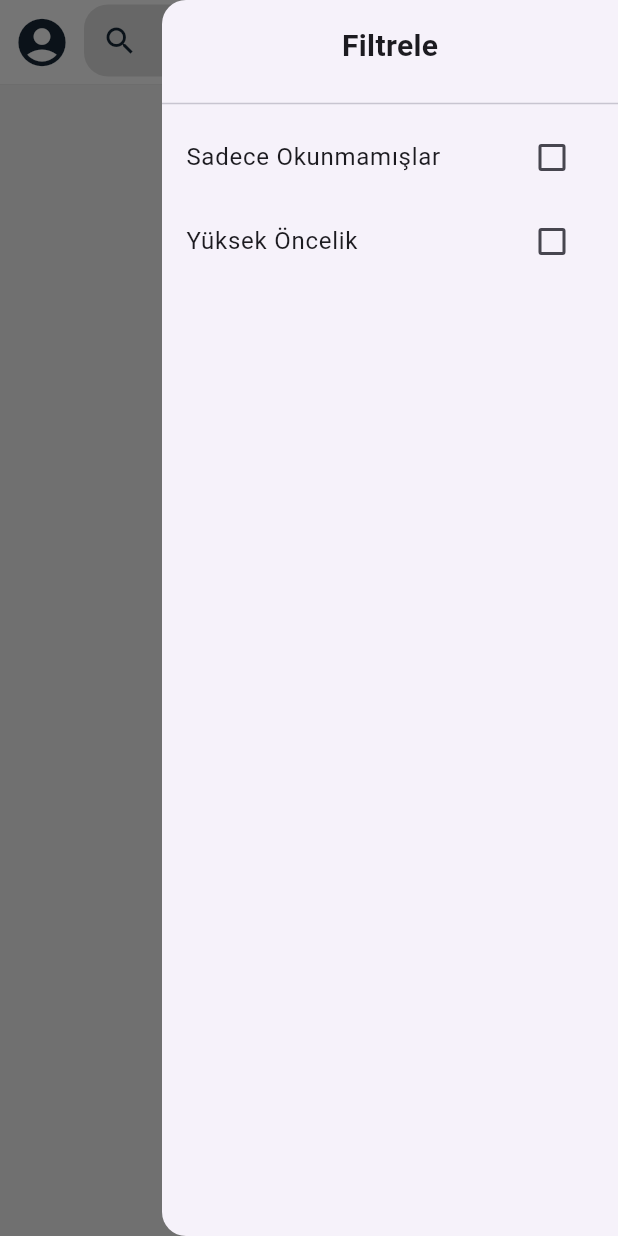
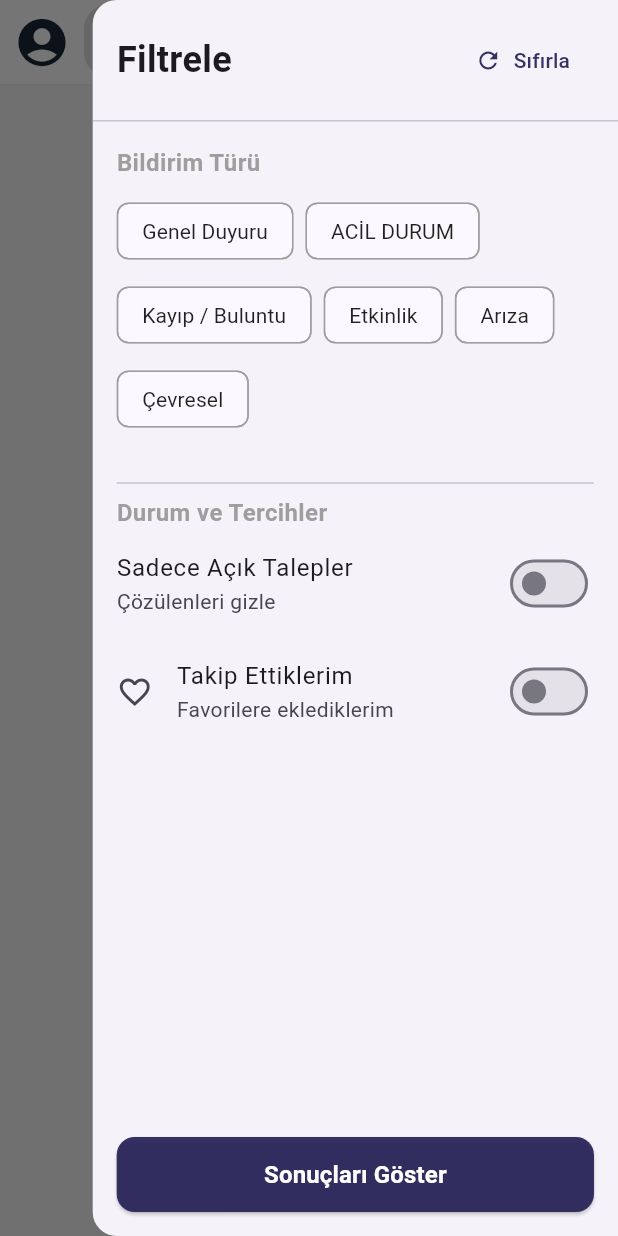
Before and after one commit to EEnsarA/Kampus-Bildirim-App, a Flutter app: the HomePage screen opened by its route, with the side drawer open, on a phone screen of 412 x 824 dp. Run offline on Flutter 3.47's test engine with Material 3 defaults, Android fonts, the light colour scheme and no system bars; our stand-ins replace cloud_firestore, firebase_auth, firebase_core, firebase_messaging, firebase_storage, flutter_riverpod and 5 more; accounts and stored records are empty; generated files the repository leaves out were written again; network calls fail.

Commit message:
filter update

```diff
--- a/lib/components/custom_toast.dart
+++ b/lib/components/custom_toast.dart
@@ -13,9 +13,7 @@ void showCustomToast(
   overlayEntry = OverlayEntry(
     builder:
         (context) => Positioned(
-          top:
-              MediaQuery.of(context).padding.top +
-              10, // MediaQuery ekranın yukarısından 10px aşağıda
+          top: MediaQuery.of(context).padding.top + 60,
           left: 20,
           right: 20,
           child: Material(
--- /dev/null
+++ b/lib/components/notification_filter_drawer.dart
@@ -0,0 +1,261 @@
+import 'package:flutter/material.dart';
+import 'package:kampus_bildirim/models/app_user.dart';
+import 'package:kampus_bildirim/models/app_notification.dart';
+
+class NotificationFilterDrawer extends StatefulWidget {
+  final AppUser user;
+
+  // Başlangıç değerlerini dışarıdan alıyoruz ki seçili olanlar kalsın
+  final List<NotificationType> initialSelectedTypes;
+  final bool initialOnlyOpen;
+  final bool initialOnlyFollowed;
+  final bool initialOnlyMyDepartment;
+
+  // Filtreler uygulandığında bu fonksiyon çalışacak ve verileri Home'a geri yollayacak
+  final Function(
+    List<NotificationType> selectedTypes,
+    bool onlyOpen,
+    bool onlyFollowed,
+    bool onlyMyDepartment,
+  )
+  onApply;
+
+  const NotificationFilterDrawer({
+    super.key,
+    required this.user,
+    required this.initialSelectedTypes,
+    required this.initialOnlyOpen,
+    required this.initialOnlyFollowed,
+    required this.initialOnlyMyDepartment,
+    required this.onApply,
+  });
+
+  @override
+  State<NotificationFilterDrawer> createState() =>
+      _NotificationFilterDrawerState();
+}
+
+class _NotificationFilterDrawerState extends State<NotificationFilterDrawer> {
+  // Local state (Sadece drawer açıkken geçerli olan geçici durum)
+  late List<NotificationType> _selectedTypes;
+  late bool _onlyOpen;
+  late bool _onlyFollowed;
+  late bool _onlyMyDepartment;
+
+  @override
+  void initState() {
+    super.initState();
+    // Başlangıç değerlerini alıp yerel değişkenlere atıyoruz
+    _selectedTypes = List.from(widget.initialSelectedTypes);
+    _onlyOpen = widget.initialOnlyOpen;
+    _onlyFollowed = widget.initialOnlyFollowed;
+    _onlyMyDepartment = widget.initialOnlyMyDepartment;
+  }
+
+  // --- YARDIMCI FONKSİYONLAR (Buraya taşıdık) ---
+  String _getLabelForType(NotificationType type) {
+    switch (type) {
+      case NotificationType.emergency:
+        return "ACİL DURUM";
+      case NotificationType.lostFound:
+        return "Kayıp / Buluntu";
+      case NotificationType.event:
+        return "Etkinlik";
+      case NotificationType.general:
+        return "Genel Duyuru";
+      case NotificationType.failure:
+        return "Arıza";
+      case NotificationType.environment:
+        return "Çevresel";
+    }
+  }
+
+  Color _getColorForType(NotificationType type) {
+    switch (type) {
+      case NotificationType.emergency:
+        return Colors.red;
+      case NotificationType.lostFound:
+        return Colors.blue;
+      case NotificationType.environment:
+        return Colors.green;
+      case NotificationType.general:
+        return Colors.grey.shade700;
+      case NotificationType.failure:
+        return Colors.orange;
+      case NotificationType.event:
+        return Colors.deepPurple;
+    }
+  }
+
+  @override
+  Widget build(BuildContext context) {
+    return Drawer(
+      width: MediaQuery.of(context).size.width * 0.85,
+      child: SafeArea(
+        child: Column(
+          children: [
+            // --- BAŞLIK ---
+            Padding(
+              padding: const EdgeInsets.all(16.0),
+              child: Row(
+                mainAxisAlignment: MainAxisAlignment.spaceBetween,
+                children: [
+                  const Text(
+                    "Filtrele",
+                    style: TextStyle(fontSize: 24, fontWeight: FontWeight.bold),
+                  ),
+                  TextButton.icon(
+                    onPressed: () {
+                      setState(() {
+                        _selectedTypes.clear();
+                        _onlyOpen = false;
+                        _onlyFollowed = false;
+                        _onlyMyDepartment = false;
+                      });
+                    },
+                    icon: const Icon(Icons.refresh, size: 18),
+                    label: const Text("Sıfırla"),
+                  ),
+                ],
+              ),
+            ),
+            const Divider(height: 1),
+
+            // --- İÇERİK ---
+            Expanded(
+              child: ListView(
+                padding: const EdgeInsets.all(16.0),
+                children: [
+                  const Text(
+                    "Bildirim Türü",
+                    style: TextStyle(
+                      fontSize: 16,
+                      fontWeight: FontWeight.w600,
+                      color: Colors.grey,
+                    ),
+                  ),
+                  const SizedBox(height: 10),
+                  Wrap(
+                    spacing: 8.0,
+                    runSpacing: 8.0,
+                    children:
+                        NotificationType.values.map((type) {
+                          final isSelected = _selectedTypes.contains(type);
+                          final label = _getLabelForType(type);
+                          final color = _getColorForType(type);
+
+                          return FilterChip(
+                            label: Text(label),
+                            selected: isSelected,
+                            showCheckmark: false,
+                            selectedColor: color.withValues(alpha: 0.2),
+                            checkmarkColor: color,
+                            labelStyle: TextStyle(
+                              color: isSelected ? color : Colors.black87,
+                              fontWeight:
+                                  isSelected
+                                      ? FontWeight.bold
+                                      : FontWeight.normal,
+                            ),
+                            side:
+                                isSelected
+                                    ? BorderSide(color: color)
+                                    : const BorderSide(color: Colors.grey),
+                            onSelected: (bool selected) {
+                              setState(() {
+                                if (selected) {
+                                  _selectedTypes.add(type);
+                                } else {
+                                  _selectedTypes.remove(type);
+                                }
+                              });
+                            },
+                          );
+                        }).toList(),
+                  ),
+
+                  const SizedBox(height: 24),
+                  const Divider(),
+
+                  const Text(
+                    "Durum ve Tercihler",
+                    style: TextStyle(
+                      fontSize: 16,
+                      fontWeight: FontWeight.w600,
+                      color: Colors.grey,
+                    ),
+                  ),
+                  SwitchListTile(
+                    contentPadding: EdgeInsets.zero,
+                    title: const Text("Sadece Açık Talepler"),
+                    subtitle: const Text("Çözülenleri gizle"),
+                    value: _onlyOpen,
+                    activeColor: Colors.green,
+                    onChanged: (val) => setState(() => _onlyOpen = val),
+                  ),
+                  SwitchListTile(
+                    contentPadding: EdgeInsets.zero,
+                    title: const Text("Takip Ettiklerim"),
+                    subtitle: const Text("Favorilere eklediklerim"),
+                    value: _onlyFollowed,
+                    activeColor: Colors.redAccent,
+                    secondary: Icon(
+                      _onlyFollowed ? Icons.favorite : Icons.favorite_border,
+                      color: _onlyFollowed ? Colors.red : null,
+                    ),
+                    onChanged: (val) => setState(() => _onlyFollowed = val),
+                  ),
+
+                  // Admin Kontrolü
+                  if (widget.user.role == 'admin') ...[
+                    const Divider(),
+                    SwitchListTile(
+                      contentPadding: EdgeInsets.zero,
+                      title: const Text("Kendi Birimim"),
+                      subtitle: Text("${widget.user.department} bildirimleri"),
+                      value: _onlyMyDepartment,
+                      onChanged:
+                          (val) => setState(() => _onlyMyDepartment = val),
+                    ),
+                  ],
+                ],
+              ),
+            ),
+
+            // --- UYGULA BUTONU ---
+            Padding(
+              padding: const EdgeInsets.all(16.0),
+              child: SizedBox(
+                width: double.infinity,
+                height: 50,
+                child: ElevatedButton(
+                  style: ElevatedButton.styleFrom(
+                    backgroundColor: Theme.of(context).primaryColor,
+                    foregroundColor: Colors.white,
+                    shape: RoundedRectangleBorder(
+                      borderRadius: BorderRadius.circular(12),
+                    ),
+                  ),
+                  onPressed: () {
+                    // Callback ile değerleri Home'a gönderiyoruz
+                    widget.onApply(
+                      _selectedTypes,
+                      _onlyOpen,
+                      _onlyFollowed,
+                      _onlyMyDepartment,
+                    );
+                    Navigator.pop(context); // Drawer'ı kapat
+                  },
+                  child: const Text(
+                    "Sonuçları Göster",
+                    style: TextStyle(fontSize: 16, fontWeight: FontWeight.bold),
+                  ),
+                ),
+              ),
+            ),
+          ],
+        ),
+      ),
+    );
+  }
+}
--- a/lib/pages/admin_panel_page.dart
+++ b/lib/pages/admin_panel_page.dart
@@ -145,10 +145,10 @@ class _AdminPanelPageState extends ConsumerState<AdminPanelPage> {
         'role': newRole,
       });
       if (!mounted) return;
-      showCustomToast(this.context, 'Kullanıcı rolü güncellendi');
+      showCustomToast(context, 'Kullanıcı rolü güncellendi');
     } catch (e) {
       if (!mounted) return;
-      showCustomToast(this.context, 'Hata: $e', isError: true);
+      showCustomToast(context, 'Hata: $e', isError: true);
     }
   }
 
@@ -629,12 +629,12 @@ class _AdminPanelPageState extends ConsumerState<AdminPanelPage> {
       );
       if (!mounted) return;
       showCustomToast(
-        this.context,
+        context,
         '${notification.title} bildirimi "${newStatus.name}" durumuna güncellendi.',
       );
     } catch (e) {
       if (!mounted) return;
-      showCustomToast(this.context, 'Hata: $e', isError: true);
+      showCustomToast(context, 'Hata: $e', isError: true);
     }
   }
 
@@ -705,11 +705,7 @@ class _AdminPanelPageState extends ConsumerState<AdminPanelPage> {
     // Form doğrulaması
     if (_emergencyTitleController.text.isEmpty ||
         _emergencyContentController.text.isEmpty) {
-      showCustomToast(
-        this.context,
-        'Başlık ve içeriği doldurunuz.',
-        isError: true,
-      );
+      showCustomToast(context, 'Başlık ve içeriği doldurunuz.', isError: true);
       return;
     }
 
@@ -734,10 +730,7 @@ class _AdminPanelPageState extends ConsumerState<AdminPanelPage> {
       });
 
       // Başarı mesajı göster
-      showCustomToast(
-        this.context,
-        'Acil duyuru tüm kullanıcılara yayınlandı!',
-      );
+      showCustomToast(context, 'Acil duyuru tüm kullanıcılara yayınlandı!');
 
       // Listeyi yenile
       ref.watch(notificationsProvider);
--- a/lib/pages/home_page.dart
+++ b/lib/pages/home_page.dart
@@ -1,7 +1,9 @@
 import 'package:flutter/material.dart';
 import 'package:flutter_riverpod/flutter_riverpod.dart';
 import 'package:go_router/go_router.dart';
+import 'package:kampus_bildirim/components/notification_filter_drawer.dart';
 import 'package:kampus_bildirim/components/notification_status_badge.dart';
+import 'package:kampus_bildirim/models/app_notification.dart';
 import 'package:kampus_bildirim/models/app_user.dart';
 import 'package:kampus_bildirim/providers/notification_provider.dart';
 import 'package:kampus_bildirim/providers/user_provider.dart';
@@ -16,6 +18,10 @@ class HomePage extends ConsumerStatefulWidget {
 
 class _HomePageState extends ConsumerState<HomePage> {
   String _searchQuery = '';
+  List<NotificationType> _selectedTypes = [];
+  bool _onlyOpen = false;
+  bool _onlyFollowed = false;
+  bool _onlyMyDepartment = false;
 
   @override
   Widget build(BuildContext context) {
@@ -38,35 +44,28 @@ class _HomePageState extends ConsumerState<HomePage> {
           );
         }
 
+        final followedNotificationsAsync = ref.watch(
+          followedNotificationsProvider(user.uid),
+        );
+
+        final Set<String> followedIds =
+            followedNotificationsAsync.value?.map((e) => e.id).toSet() ?? {};
+
         return Scaffold(
-          endDrawer: Drawer(
-            child: SafeArea(
-              child: Column(
-                children: [
-                  const Padding(
-                    padding: EdgeInsets.all(16.0),
-                    child: Text(
-                      "Filtrele",
-                      style: TextStyle(
-                        fontSize: 20,
-                        fontWeight: FontWeight.bold,
-                      ),
-                    ),
-                  ),
-                  const Divider(),
-                  CheckboxListTile(
-                    value: false, // Burayı state ile yönetmelisin
-                    title: const Text("Sadece Okunmamışlar"),
-                    onChanged: (val) {},
-                  ),
-                  CheckboxListTile(
-                    value: false,
-                    title: const Text("Yüksek Öncelik"),
-                    onChanged: (val) {},
-                  ),
-                ],
-              ),
-            ),
+          endDrawer: NotificationFilterDrawer(
+            user: user,
+            initialSelectedTypes: _selectedTypes,
+            initialOnlyOpen: _onlyOpen,
+            initialOnlyFollowed: _onlyFollowed,
+            initialOnlyMyDepartment: _onlyMyDepartment,
+            onApply: (types, open, followed, department) {
+              setState(() {
+                _selectedTypes = types;
+                _onlyOpen = open;
+                _onlyFollowed = followed;
+                _onlyMyDepartment = department;
+              });
+            },
           ),
 
           floatingActionButton: FloatingActionButton(
@@ -209,16 +208,63 @@ class _HomePageState extends ConsumerState<HomePage> {
             data: (allNotifications) {
               final filteredList =
                   allNotifications.where((notification) {
-                    // Hem search bar inputu hem notificationdan gelen title ve content küçük harf yapılır ve bu şekilde filtrelenir
+                    // filtreler
                     final searchLower = _searchQuery.toLowerCase();
                     final titleLower = notification.title.toLowerCase();
                     final contentLower = notification.content.toLowerCase();
-                    return titleLower.contains(searchLower) ||
+                    final matchesSearch =
+                        titleLower.contains(searchLower) ||
                         contentLower.contains(searchLower);
+                    if (!matchesSearch) return false;
+
+                    // Tür Filtresi
+                    if (_selectedTypes.isNotEmpty) {
+                      if (!_selectedTypes.contains(notification.type)) {
+                        return false;
+                      }
+                    }
+
+                    // Durum Filtresi (Sadece Açık Olanlar)
+                    if (_onlyOpen) {
+                      if (notification.status == NotificationStatus.resolved) {
+                        return false;
+                      }
+                    }
+
+                    if (_onlyFollowed) {
+                      if (!followedIds.contains(notification.id)) {
+                        return false;
+                      }
+                    }
+
+                    // Departman Filtresi (Admin için)
+                    if (_onlyMyDepartment) {
+                      if (notification.department != user.department) {
+                        return false;
+                      }
+                    }
+
+                    return true;
                   }).toList();
 
               if (filteredList.isEmpty) {
-                return const Center(child: Text("Bildirim bulunamadı."));
+                return Center(
+                  child: Column(
+                    mainAxisAlignment: MainAxisAlignment.center,
+                    children: [
+                      Icon(
+                        Icons.filter_list_off,
+                        size: 64,
+                        color: Colors.grey.shade300,
+                      ),
+                      const SizedBox(height: 16),
+                      const Text(
+                        "Kriterlere uygun bildirim yok.",
+                        style: TextStyle(color: Colors.grey),
+                      ),
+                    ],
+                  ),
+                );
               }
 
               return ListView.builder(
--- a/lib/pages/notification_detail_page.dart
+++ b/lib/pages/notification_detail_page.dart
@@ -2,20 +2,15 @@ import 'package:flutter/material.dart';
 import 'package:flutter_riverpod/flutter_riverpod.dart';
 import 'package:go_router/go_router.dart';
 import 'package:google_maps_flutter/google_maps_flutter.dart';
-
-// Senin bileşenlerin
 import 'package:kampus_bildirim/components/notification_status_badge.dart';
 import 'package:kampus_bildirim/components/sender_info_card.dart';
-import 'package:kampus_bildirim/components/custom_toast.dart'; // Toast mesajı
-
-// Modeller ve Providerlar
+import 'package:kampus_bildirim/components/custom_toast.dart';
 import 'package:kampus_bildirim/models/app_notification.dart';
 import 'package:kampus_bildirim/providers/user_provider.dart';
 import 'package:kampus_bildirim/providers/notification_provider.dart';
 import 'package:kampus_bildirim/repository/notification_repository.dart';
 
 class NotificationDetailPage extends ConsumerStatefulWidget {
-  // Arkadaşının mantığı daha doğru: ID ile alıp taze veri çekeceğiz
   final String notificationId;
 
   const NotificationDetailPage({super.key, required this.notificationId});
@@ -27,9 +22,7 @@ class NotificationDetailPage extends ConsumerStatefulWidget {
 
 class _NotificationDetailPageState
     extends ConsumerState<NotificationDetailPage> {
-  bool _isFollowing = false; // Takip durumu için
-
-  /// --- YENİ EKLENEN TAKİP FONKSİYONU (Arkadaşından aldık) ---
+  bool _isFollowing = false;
   Future<void> _toggleFollowNotification(
     WidgetRef ref,
     AppNotification notification,
@@ -53,7 +46,7 @@ class _NotificationDetailPageState
         );
         setState(() => _isFollowing = true);
         if (!mounted) return;
-        showCustomToast(context, 'Bildirim takibe alındı ❤️');
+        showCustomToast(context, 'Bildirim takibe alındı  🚀');
       }
 
       // Listeyi yenile
@@ -237,7 +230,6 @@ class _NotificationDetailPageState
 
   @override
   Widget build(BuildContext context) {
-    // ID ile veriyi çekiyoruz (Arkadaşının yöntemi)
     final notificationAsync = ref.watch(
       notificationDetailProvider(widget.notificationId),
     );
@@ -256,7 +248,6 @@ class _NotificationDetailPageState
         foregroundColor: Colors.black,
       ),
 
-      // Veri yüklenirken veya hata varsa gösterilecekler
       body: notificationAsync.when(
         loading: () => const Center(child: CircularProgressIndicator()),
         error: (err, stack) => Center(child: Text('Hata: $err')),
@@ -265,16 +256,11 @@ class _NotificationDetailPageState
             return const Center(child: Text("Bildirim bulunamadı."));
           }
 
-          // Admin kontrolü
           bool isAdmin = false;
           final user = userAsync.value;
           if (user != null && user.role == "admin") {
             isAdmin = true;
           }
-
-          // Takip durumunu başlat (Sayfa ilk açıldığında kontrol edilebilir, şimdilik false başlıyor butona basınca değişiyor)
-          // Eğer backend'de "followers" listesi varsa burada _isFollowing = notification.followers.contains(user.uid) gibi bir set işlemi yapılabilir.
-          // Basitlik adına şimdilik manuel bırakıyorum.
 
           return LayoutBuilder(
             builder: (context, constraints) {
@@ -287,7 +273,6 @@ class _NotificationDetailPageState
                       child: Column(
                         crossAxisAlignment: CrossAxisAlignment.start,
                         children: [
-                          // --- GÖRSEL ALANI (Senin tasarımın) ---
                           if (notification.imageUrl != null)
                             Container(
                               width: double.infinity,
@@ -313,7 +298,9 @@ class _NotificationDetailPageState
                               height: 120,
                               margin: const EdgeInsets.only(bottom: 20),
                               decoration: BoxDecoration(
-                                color: notification.typeColor.withOpacity(0.1),
+                                color: notification.typeColor.withValues(
+                                  alpha: 0.1,
+                                ),
                                 borderRadius: BorderRadius.circular(16),
                               ),
                               child: Center(
@@ -324,8 +311,6 @@ class _NotificationDetailPageState
                                 ),
                               ),
                             ),
-
-                          // --- BAŞLIK ve TARİH (Senin tasarımın) ---
                           Row(
                             mainAxisAlignment: MainAxisAlignment.spaceBetween,
                             children: [
@@ -379,16 +364,12 @@ class _NotificationDetailPageState
                           const SizedBox(height: 5),
                           const Divider(),
                           const SizedBox(height: 5),
-
-                          // --- İÇERİK ---
                           Text(
                             notification.content,
                             style: const TextStyle(fontSize: 16, height: 1.6),
                           ),
 
                           const SizedBox(height: 20),
-
-                          // --- HARİTA (Arkadaşının kodu ama senin tasarımın içinde) ---
                           const Text(
                             'Konum',
                             style: TextStyle(
@@ -429,8 +410,6 @@ class _NotificationDetailPageState
                           ),
 
                           const SizedBox(height: 24),
-
-                          // --- YENİ: TAKİP ET BUTONU (Buraya entegre ettik) ---
                           if (user != null)
                             SizedBox(
                               width: double.infinity,
@@ -465,8 +444,6 @@ class _NotificationDetailPageState
                             ),
 
                           const SizedBox(height: 24),
-
-                          // --- ADMIN PANELİ ---
                           if (isAdmin) ...[
                             const Divider(thickness: 1.5),
                             const SizedBox(height: 10),
@@ -479,7 +456,6 @@ class _NotificationDetailPageState
                               ),
                             ),
                             const SizedBox(height: 10),
-                            // Durum Butonları
                             Row(
                               children: [
                                 Expanded(
@@ -511,7 +487,6 @@ class _NotificationDetailPageState
                               ],
                             ),
                             const SizedBox(height: 10),
-                            // Düzenle ve Sil
                             Row(
                               children: [
                                 Expanded(
@@ -555,7 +530,6 @@ class _NotificationDetailPageState
                           const Spacer(),
                           const SizedBox(height: 20),
 
-                          // --- SENİN SENDER CARD TASARIMIN ---
                           SenderInfoCard(senderId: notification.senderId),
                           const SizedBox(height: 120),
                         ],
@@ -569,11 +543,8 @@ class _NotificationDetailPageState
         },
       ),
 
-      // --- SENİN FAB BUTONUN ---
       floatingActionButton: FloatingActionButton.extended(
         onPressed: () {
-          // Burada notification verisine erişmek için veriyi tekrar okuyabiliriz
-          // veya notificationAsync.value üzerinden alabiliriz ama null check lazım.
           final notification = notificationAsync.value;
           if (notification != null) {
             context.push('/map', extra: notification);
```
